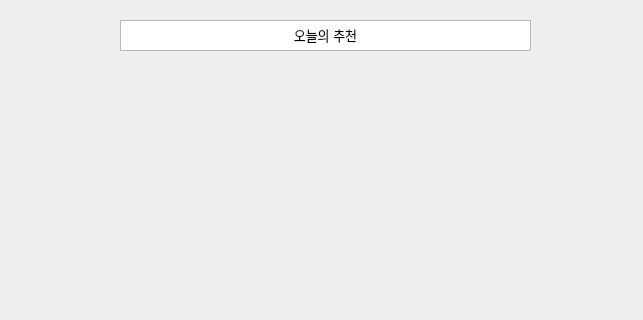
Qt form design_recom.ui (sohyeon98720/Lgorithm) before a commit; both pictures show x 0 to 643 and y 0 to 320 of the 643 by 671 pixel window.
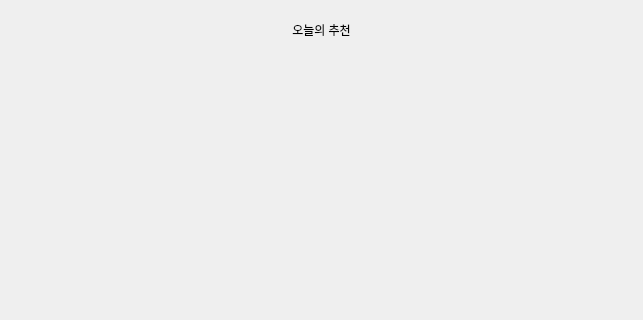
The same form after that commit.

```diff
--- a/design_recom.ui
+++ b/design_recom.ui
@@ -24,21 +24,20 @@
    </property>
    <layout class="QGridLayout" name="gridLayout"/>
   </widget>
-  <widget class="QTextEdit" name="textEdit">
+  <widget class="QLabel" name="label_10">
    <property name="geometry">
     <rect>
-     <x>120</x>
-     <y>20</y>
-     <width>411</width>
-     <height>31</height>
+     <x>16</x>
+     <y>9</y>
+     <width>611</width>
+     <height>41</height>
     </rect>
    </property>
-   <property name="html">
-    <string>&lt;!DOCTYPE HTML PUBLIC &quot;-//W3C//DTD HTML 4.0//EN&quot; &quot;http://www.w3.org/TR/REC-html40/strict.dtd&quot;&gt;
-&lt;html&gt;&lt;head&gt;&lt;meta name=&quot;qrichtext&quot; content=&quot;1&quot; /&gt;&lt;style type=&quot;text/css&quot;&gt;
-p, li { white-space: pre-wrap; }
-&lt;/style&gt;&lt;/head&gt;&lt;body style=&quot; font-family:'Ubuntu'; font-size:11pt; font-weight:400; font-style:normal;&quot;&gt;
-&lt;p align=&quot;center&quot; style=&quot; margin-top:0px; margin-bottom:0px; margin-left:0px; margin-right:0px; -qt-block-indent:0; text-indent:0px;&quot;&gt;&lt;span style=&quot; font-size:10pt;&quot;&gt;오늘의 추천&lt;/span&gt;&lt;/p&gt;&lt;/body&gt;&lt;/html&gt;</string>
+   <property name="text">
+    <string>오늘의 추천</string>
+   </property>
+   <property name="alignment">
+    <set>Qt::AlignCenter</set>
    </property>
   </widget>
  </widget>
```
Left out of the diff: 6 changed lines with no effect on the pictures.
